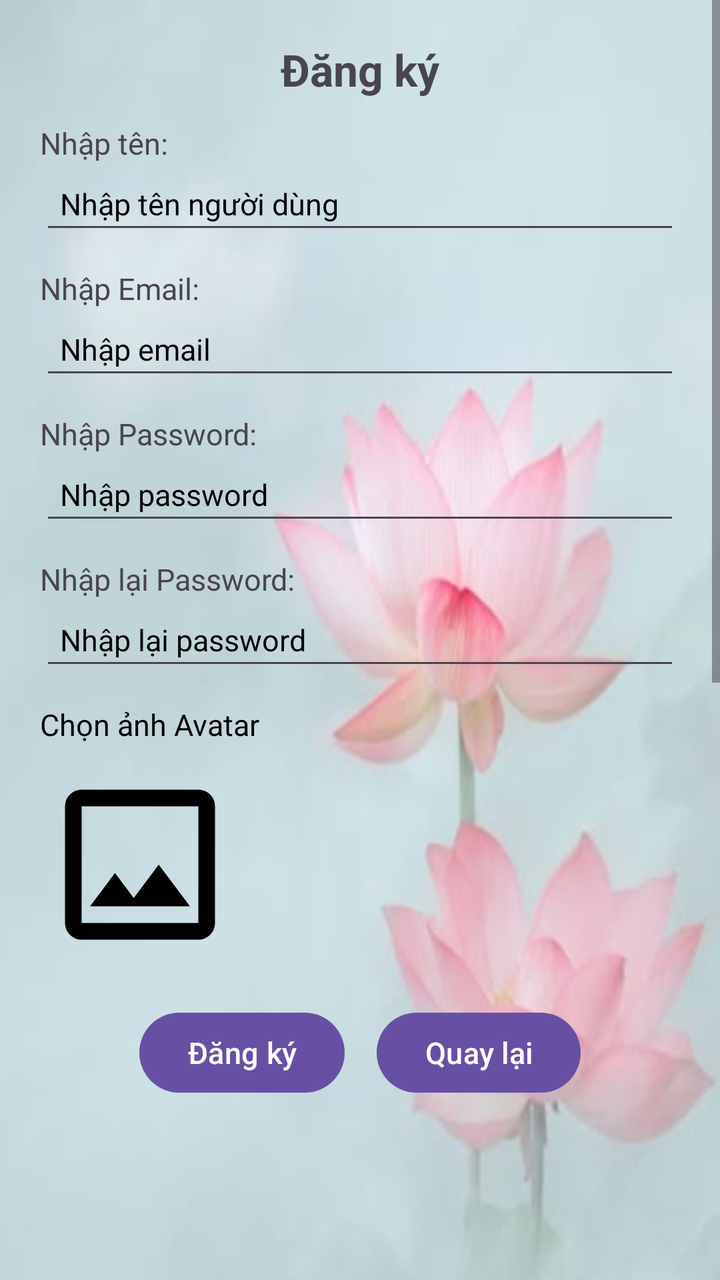
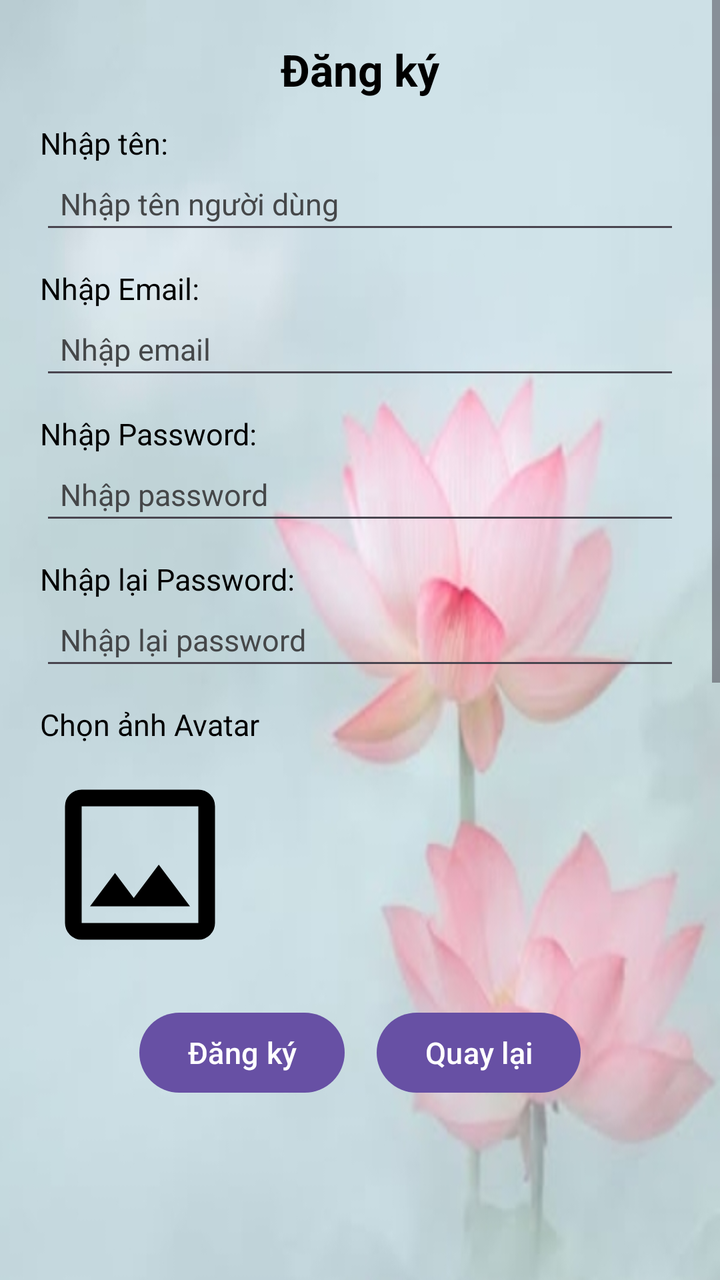

Before-and-after screenshots of an Android layout around one commit, followed by the original layout XML and the change that was made.
<!-- AndroidManifest.xml: application theme Theme.BTLAPP -->
<!-- res/layout/custom_register.xml -->
<?xml version="1.0" encoding="utf-8"?>
<ScrollView xmlns:android="http://schemas.android.com/apk/res/android"
    android:layout_width="match_parent"
    android:layout_height="wrap_content">

    <LinearLayout
        android:layout_width="match_parent"
        android:layout_height="wrap_content"
        android:orientation="vertical"
        android:background="@drawable/bg_register"
        android:padding="20dp">

        <TextView
            android:layout_gravity="center"
            android:id="@+id/lblTitleDialog"
            android:layout_width="wrap_content"
            android:layout_height="wrap_content"
            android:text="Đăng ký"
            android:textSize="22sp"
            android:textStyle="bold" />

        <TextView
            android:id="@+id/lblNameRegister"
            android:layout_width="wrap_content"
            android:layout_height="wrap_content"
            android:layout_marginTop="12dp"
            android:text="Nhập tên:"
            android:textSize="15sp" />

        <EditText
            android:id="@+id/txtNameRegister"
            android:layout_width="match_parent"
            android:layout_height="wrap_content"
            android:hint="Nhập tên người dùng"
            android:textColorHint="@color/black"
            android:textColor="@color/black"
            android:padding="10dp"
            android:textSize="15sp" />

        <TextView
            android:id="@+id/lblEmailRegister"
            android:layout_width="wrap_content"
            android:layout_height="wrap_content"
            android:layout_marginTop="12dp"
            android:text="Nhập Email:"
            android:textSize="15sp" />

        <EditText
            android:id="@+id/txtEmailRegister"
            android:layout_width="match_parent"
            android:layout_height="wrap_content"
            android:hint="Nhập email"
            android:textColorHint="@color/black"
            android:textColor="@color/black"
            android:inputType="textEmailAddress"
            android:padding="10dp"
            android:textSize="15sp" />

        <TextView
            android:id="@+id/lblPasswordRegister"
            android:layout_width="wrap_content"
            android:layout_height="wrap_content"
            android:layout_marginTop="12dp"
            android:text="Nhập Password:"
            android:textSize="15sp" />

        <EditText
            android:id="@+id/txtPasswordRegister"
            android:layout_width="match_parent"
            android:layout_height="wrap_content"
            android:hint="Nhập password"
            android:textColor="@color/black"
            android:textColorHint="@color/black"
            android:inputType="textPassword"
            android:padding="10dp"
            android:textSize="15sp" />

        <TextView
            android:id="@+id/lblRePasswordRegister"
            android:layout_width="wrap_content"
            android:layout_height="wrap_content"
            android:layout_marginTop="12dp"
            android:text="Nhập lại Password:"
            android:textSize="15sp" />

        <EditText
            android:id="@+id/txtRePasswordRegister"
            android:layout_width="match_parent"
            android:layout_height="wrap_content"
            android:hint="Nhập lại password"
            android:textColor="@color/black"
            android:textColorHint="@color/black"
            android:inputType="textPassword"
            android:padding="10dp"
            android:textSize="15sp" />

        <TextView
            android:id="@+id/txtErrorRePass"
            android:layout_width="wrap_content"
            android:layout_height="wrap_content"
            android:text="Mật khẩu không khớp!"
            android:textColor="#FF0000"
            android:textSize="12sp"
            android:visibility="gone" />

        <TextView
            android:id="@+id/lblSelectImage"
            android:layout_width="wrap_content"
            android:layout_height="wrap_content"
            android:layout_marginTop="12dp"
            android:text="Chọn ảnh Avatar"
            android:textColor="@color/black"
            android:textSize="15sp" />

        <ImageButton
            android:id="@+id/ImgBtnAvarta"
            android:layout_width="100dp"
            android:layout_height="100dp"
            android:layout_marginTop="10dp"
            android:background="@android:color/transparent"
            android:scaleType="centerCrop"
            android:src="@drawable/select_image_24" />

        <LinearLayout
            android:layout_width="match_parent"
            android:layout_height="wrap_content"
            android:layout_marginTop="20dp"
            android:gravity="center"
            android:orientation="horizontal">

            <Button
                android:id="@+id/btnOKRegister"
                android:layout_width="wrap_content"
                android:layout_height="wrap_content"
                android:text="Đăng ký"
                android:textSize="15sp" />

            <Button
                android:id="@+id/btnCancelRegister"
                android:layout_width="wrap_content"
                android:layout_height="wrap_content"
                android:layout_marginStart="16dp"
                android:text="Quay lại"
                android:textSize="15sp" />

        </LinearLayout>

    </LinearLayout>

</ScrollView>
<!-- resources referenced by this layout -->
<resources>
  <color name="black">#FF000000</color>
  <!-- drawable bg_register: png bitmap (drawable, 358153 bytes) -->
  <!-- drawable select_image_24 (drawable) -->
  <vector xmlns:android="http://schemas.android.com/apk/res/android" android:height="24dp" android:tint="#000000" android:viewportHeight="960" android:viewportWidth="960" android:width="24dp">
        
      <path android:fillColor="@android:color/white" android:pathData="M200,840Q167,840 143.5,816.5Q120,793 120,760L120,200Q120,167 143.5,143.5Q167,120 200,120L760,120Q793,120 816.5,143.5Q840,167 840,200L840,760Q840,793 816.5,816.5Q793,840 760,840L200,840ZM200,760L760,760Q760,760 760,760Q760,760 760,760L760,200Q760,200 760,200Q760,200 760,200L200,200Q200,200 200,200Q200,200 200,200L200,760Q200,760 200,760Q200,760 200,760ZM240,680L720,680L570,480L450,640L360,520L240,680ZM200,760Q200,760 200,760Q200,760 200,760L200,200Q200,200 200,200Q200,200 200,200L200,200Q200,200 200,200Q200,200 200,200L200,760Q200,760 200,760Q200,760 200,760Z"/>
      
  </vector>
  <style name="Theme.BTLAPP" parent="Base.Theme.BTLAPP" />
  <style name="Base.Theme.BTLAPP" parent="Theme.Material3.DayNight.NoActionBar">
          
          
      </style>
</resources>

<!-- the commit's change to res/layout/custom_register.xml (unified diff, before → after) -->
@@ -1,7 +1,7 @@
 <?xml version="1.0" encoding="utf-8"?>
 <ScrollView xmlns:android="http://schemas.android.com/apk/res/android"
     android:layout_width="match_parent"
-    android:layout_height="wrap_content">
+    android:layout_height="640dp">
 
     <LinearLayout
         android:layout_width="match_parent"
@@ -15,6 +15,7 @@
             android:id="@+id/lblTitleDialog"
             android:layout_width="wrap_content"
             android:layout_height="wrap_content"
+            android:textColor="@color/black"
             android:text="Đăng ký"
             android:textSize="22sp"
             android:textStyle="bold" />
@@ -24,6 +25,7 @@
             android:layout_width="wrap_content"
             android:layout_height="wrap_content"
             android:layout_marginTop="12dp"
+            android:textColor="@color/black"
             android:text="Nhập tên:"
             android:textSize="15sp" />
 
@@ -32,9 +34,9 @@
             android:layout_width="match_parent"
             android:layout_height="wrap_content"
             android:hint="Nhập tên người dùng"
-            android:textColorHint="@color/black"
-            android:textColor="@color/black"
             android:padding="10dp"
+            android:textColor="@color/material_dynamic_neutral30"
+            android:textColorHint="@color/material_dynamic_neutral30"
             android:textSize="15sp" />
 
         <TextView
@@ -42,6 +44,7 @@
             android:layout_width="wrap_content"
             android:layout_height="wrap_content"
             android:layout_marginTop="12dp"
+            android:textColor="@color/black"
             android:text="Nhập Email:"
             android:textSize="15sp" />
 
@@ -50,8 +53,8 @@
             android:layout_width="match_parent"
             android:layout_height="wrap_content"
             android:hint="Nhập email"
-            android:textColorHint="@color/black"
-            android:textColor="@color/black"
+            android:textColorHint="@color/material_dynamic_neutral30"
+            android:textColor="@color/material_dynamic_neutral30"
             android:inputType="textEmailAddress"
             android:padding="10dp"
             android:textSize="15sp" />
@@ -62,6 +65,7 @@
             android:layout_height="wrap_content"
             android:layout_marginTop="12dp"
             android:text="Nhập Password:"
+            android:textColor="@color/black"
             android:textSize="15sp" />
 
         <EditText
@@ -69,8 +73,8 @@
             android:layout_width="match_parent"
             android:layout_height="wrap_content"
             android:hint="Nhập password"
-            android:textColor="@color/black"
-            android:textColorHint="@color/black"
+            android:textColor="@color/material_dynamic_neutral30"
+            android:textColorHint="@color/material_dynamic_neutral30"
             android:inputType="textPassword"
             android:padding="10dp"
             android:textSize="15sp" />
@@ -79,6 +83,7 @@
             android:id="@+id/lblRePasswordRegister"
             android:layout_width="wrap_content"
             android:layout_height="wrap_content"
+            android:textColor="@color/black"
             android:layout_marginTop="12dp"
             android:text="Nhập lại Password:"
             android:textSize="15sp" />
@@ -88,8 +93,8 @@
             android:layout_width="match_parent"
             android:layout_height="wrap_content"
             android:hint="Nhập lại password"
-            android:textColor="@color/black"
-            android:textColorHint="@color/black"
+            android:textColor="@color/material_dynamic_neutral30"
+            android:textColorHint="@color/material_dynamic_neutral30"
             android:inputType="textPassword"
             android:padding="10dp"
             android:textSize="15sp" />
